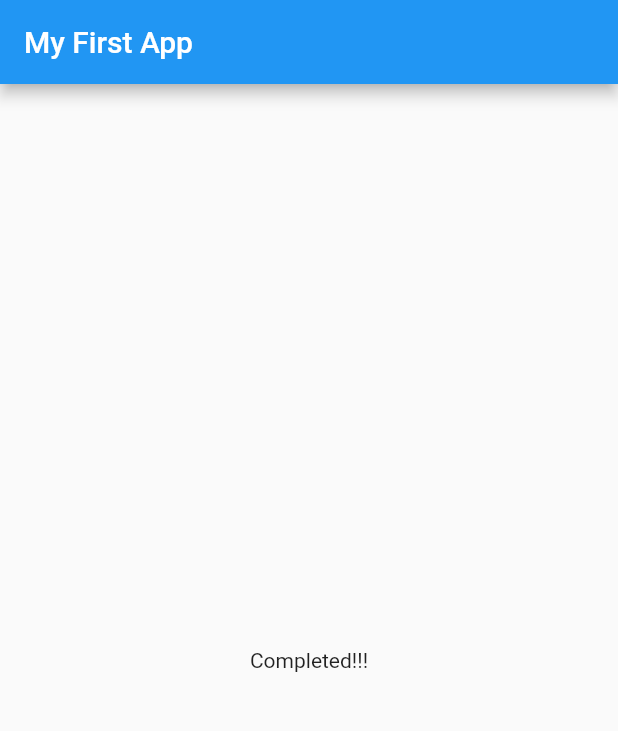
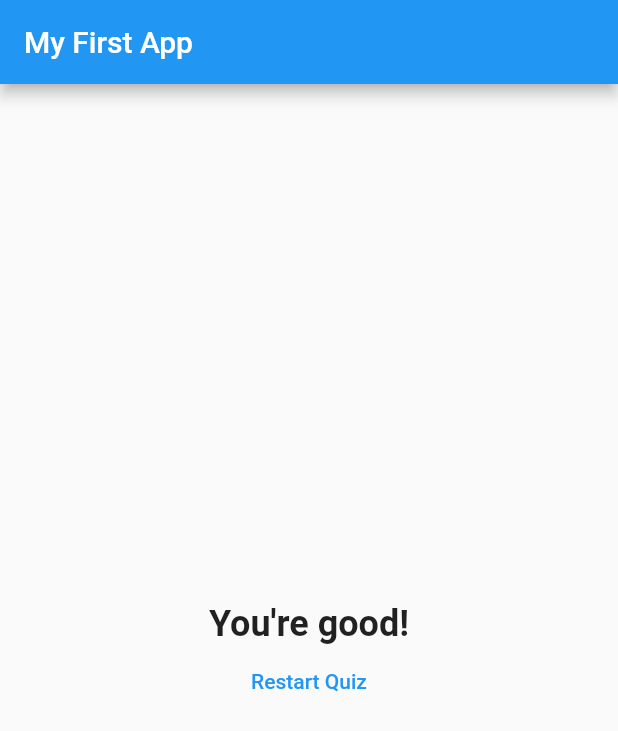
Before and after one commit to airOfBengal/quiz_app, a Flutter app: the screen it shows after launch, after a tap on "Red", after a tap on "Lion", after a tap on "Ripu", on a phone screen of 412 x 824 dp. Shown: the top 731 px of the screen. Run offline on Flutter 3.47's test engine with Material 2 defaults, Android fonts, the phone set to English and light mode, and no system bars; missing offline and left inert: dart:ffi.

Commit message:
Adds scoring and quiz restart

```diff
--- a/lib/main.dart
+++ b/lib/main.dart
@@ -11,26 +11,49 @@ class MyWidget extends StatefulWidget {
 
 class _MyWidgetState extends State<MyWidget> {
   var _questionIndex = 0;
+  var _totalScore = 0;
 
   final _questions = const [
     {
       'question': "What's your favorite color?",
-      'answers': ['Red', 'Blue', 'Green', 'White'],
+      'answers': [
+        {'text': 'Red', 'score': 1},
+        {'text': 'Blue', 'score': 2},
+        {'text': 'Green', 'score': 3},
+        {'text': 'White', 'score': 4}
+      ],
     },
     {
       'question': "What's your favorite animal?",
-      'answers': ['Tiger', 'Lion', 'Elephant', 'Horse'],
+      'answers': [
+        {'text': 'Tiger', 'score': 1},
+        {'text': 'Lion', 'score': 2},
+        {'text': 'Elephant', 'score': 3},
+        {'text': 'Horse', 'score': 4}
+      ],
     },
     {
       'question': "Who's your favorite instructor?",
-      'answers': ['Atiq', 'Rony', 'Ripu', 'Ron'],
+      'answers': [
+        {'text': 'Atiq', 'score': 1},
+        {'text': 'Rony', 'score': 2},
+        {'text': 'Ripu', 'score': 3},
+        {'text': 'Ron', 'score': 4}
+      ],
     }
   ];
 
-  void _answerQuestion() {
-    print(_questionIndex);
+  void _answerQuestion(int score) {
+    _totalScore += score;
     setState(() {
       _questionIndex = (_questionIndex + 1);
+    });
+  }
+
+  void _restartQuiz() {
+    setState(() {
+      _totalScore = 0;
+      _questionIndex = 0;
     });
   }
 
@@ -47,7 +70,7 @@ class _MyWidgetState extends State<MyWidget> {
                 questions: _questions,
                 questionIndex: _questionIndex,
                 answerQuestion: _answerQuestion)
-            : Result(),
+            : Result(_totalScore, _restartQuiz),
       ),
     );
   }
--- a/lib/quiz.dart
+++ b/lib/quiz.dart
@@ -1,3 +1,5 @@
+import 'dart:ffi';
+
 import 'package:flutter/material.dart';
 import './question.dart';
 import './answer.dart';
@@ -17,7 +19,7 @@ class Quiz extends StatelessWidget {
     return Column(children: [
       Question(questions[questionIndex]['question']),
       ...(questions[questionIndex]['answers'] as List).map((e) {
-        return Answer(answerQuestion, e);
+        return Answer(() => answerQuestion(e['score']), e['text'] as String);
       }).toList(),
     ]);
   }
--- a/lib/result.dart
+++ b/lib/result.dart
@@ -1,10 +1,41 @@
 import 'package:flutter/material.dart';
 
 class Result extends StatelessWidget {
+  final int totalScore;
+  final Function restartQuiz;
+
+  Result(this.totalScore, this.restartQuiz);
+
+  String get resultText {
+    var msg = 'You did it!!';
+    if (totalScore <= 4) {
+      msg = "You're awsome and innocent!";
+    } else if (totalScore <= 8) {
+      msg = "You're good!";
+    } else {
+      msg = "You're strange!!!";
+    }
+    return msg;
+  }
+
   @override
   Widget build(BuildContext context) {
     return Center(
-      child: Text("Completed!!!"),
+      child: Column(
+        mainAxisAlignment: MainAxisAlignment.center,
+        children: [
+          Text(
+            resultText,
+            style: TextStyle(fontSize: 24, fontWeight: FontWeight.bold),
+          ),
+          TextButton(
+              onPressed: restartQuiz,
+              child: Text(
+                'Restart Quiz',
+                style: TextStyle(color: Colors.blue),
+              ))
+        ],
+      ),
     );
   }
 }
```
